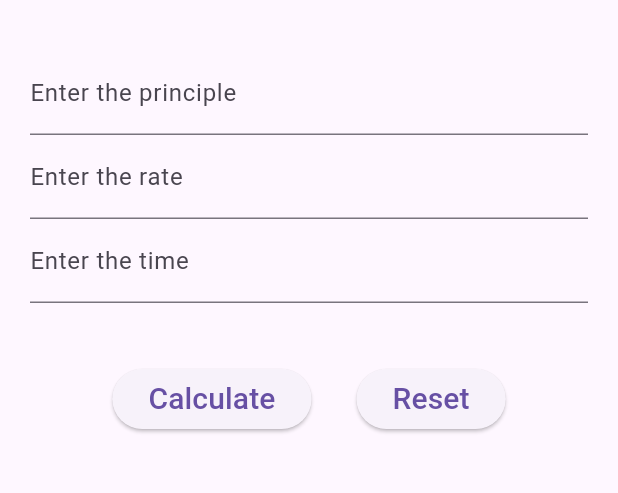
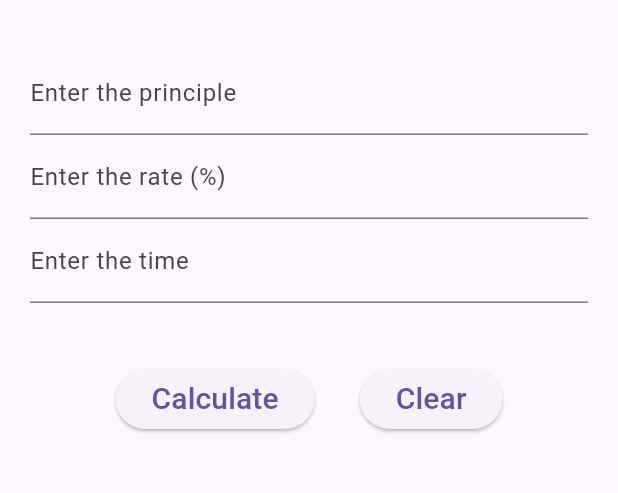
Before and after one commit to Pramesh167/simpleinterest, a Flutter app: the screen it shows after launch, on a phone screen of 412 x 824 dp, the part 63-556 px from its top. Run offline on Flutter 3.47's test engine with Material 3 defaults, Android fonts, the phone set to English and light mode, and no system bars.

Commit message:
few_changes

```diff
--- a/lib/app/app.dart
+++ b/lib/app/app.dart
@@ -1,5 +1,6 @@
 import 'package:flutter/material.dart';
 import 'package:simpleinterest/screens/simple_intrest_screen.dart';
+
 
 class MyApp extends StatelessWidget {
   const MyApp({super.key});
--- a/lib/screens/simple_intrest_screen.dart
+++ b/lib/screens/simple_intrest_screen.dart
@@ -84,7 +84,7 @@ class _SimpleInterestState extends State<SimpleInterest> {
           TextField(
             controller: rate,
             keyboardType: TextInputType.number,
-            decoration: const InputDecoration(labelText: 'Enter the rate'),
+            decoration: const InputDecoration(labelText: 'Enter the rate (%)'),
           ),
           TextField(
             controller: time,
@@ -111,7 +111,7 @@ class _SimpleInterestState extends State<SimpleInterest> {
                 },
                 child: const Text(
                   style: TextStyle(fontSize: 20),
-                  'Reset',
+                  'Clear',
                 ),
               ),
             ],
@@ -127,7 +127,7 @@ class _SimpleInterestState extends State<SimpleInterest> {
       ),
     );
   }
-
+//button to perform operation of calucation
   void calculate() {
     setState(() {
       var p = double.parse(principle.text);
@@ -136,7 +136,7 @@ class _SimpleInterestState extends State<SimpleInterest> {
       result = (p * r * t / 100).toString();
     });
   }
-
+//for the reset button
   void clear() {
     setState(() {
       principle.text = '';
```
